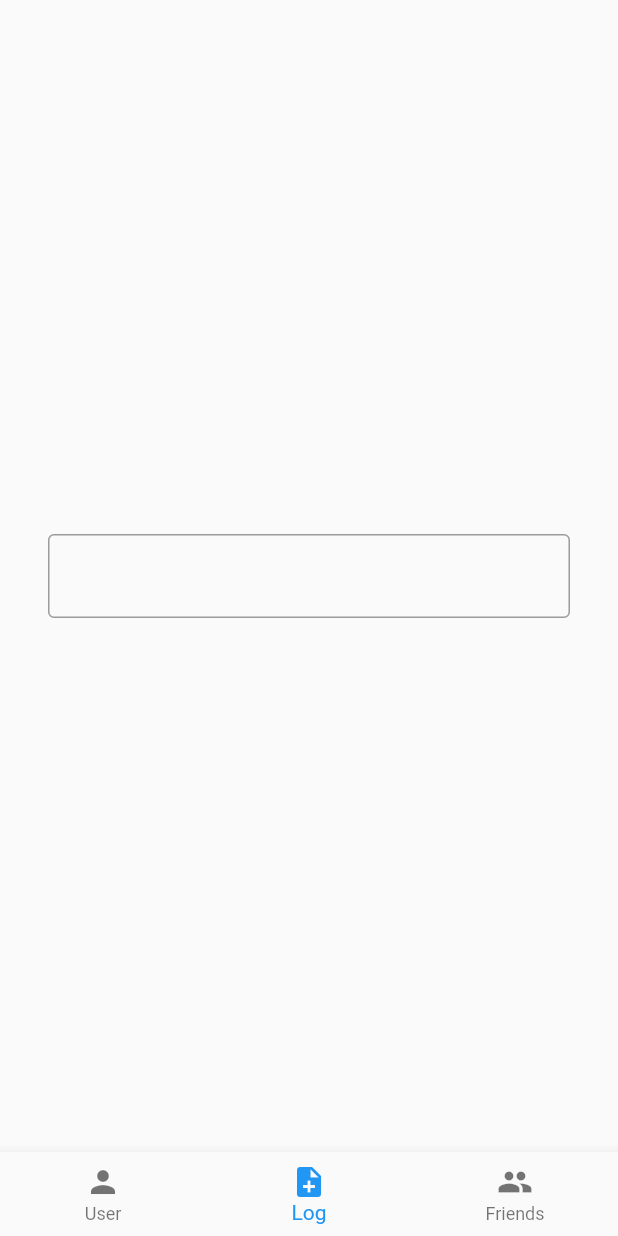
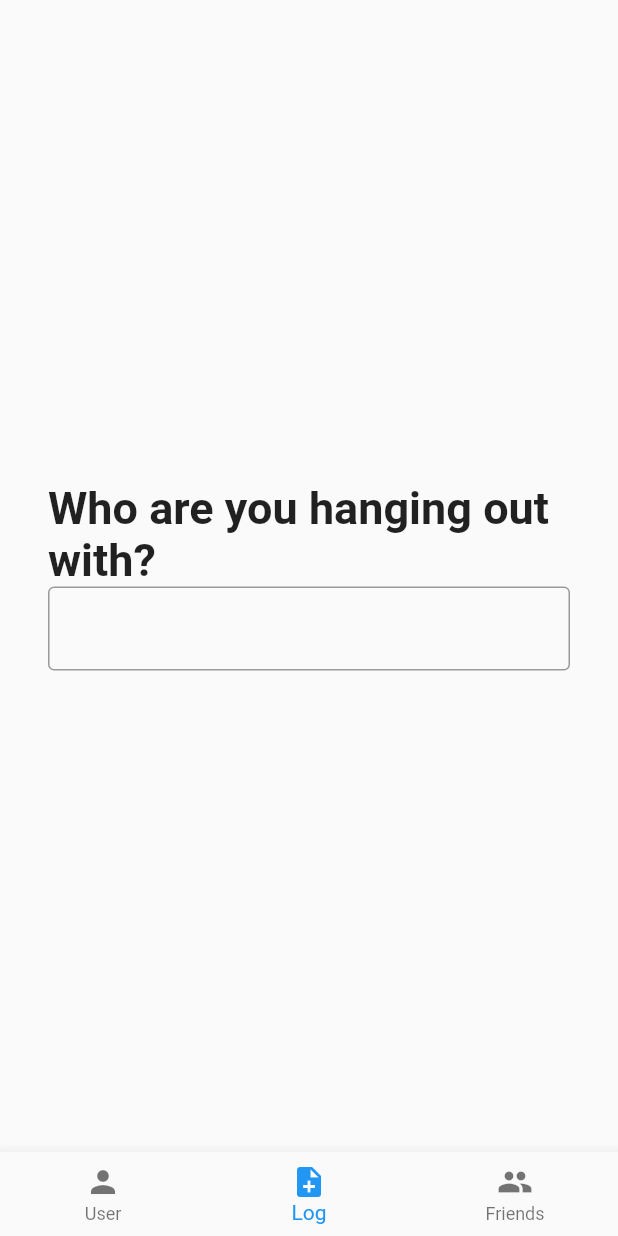
Before and after one commit to katerberg/friend-builder, a Flutter app: the screen it shows after launch, on a phone screen of 412 x 824 dp. Run offline on Flutter 3.47's test engine with Material 2 defaults, Android fonts, the phone set to English and light mode, and no system bars; drawn by our look-alikes of flutter_typeahead; our stand-ins replace contacts_service, permission_handler.

Commit message:
Shows text conditionally

```diff
--- a/lib/pages/logPage.dart
+++ b/lib/pages/logPage.dart
@@ -8,11 +8,7 @@ class LogPage extends StatefulWidget {
 }
 
 class _LogPageState extends State<LogPage> {
-  String _contactSearch;
-
-  Future<void> _handleContactSearch(String searchParam) async {
-    _contactSearch = searchParam;
-  }
+  String _friend;
 
   Future<List<String>> _getSuggestions(String pattern) async {
     ContactPermission contactPermission =
@@ -29,17 +25,19 @@ class _LogPageState extends State<LogPage> {
     }));
   }
 
+  void _setFriend(String friend) {
+    setState(() {
+      _friend = friend;
+    });
+  }
+
   @override
   Widget build(BuildContext context) {
-    return Scaffold(
-      body: Container(
-        padding: const EdgeInsets.all(32),
-        child: Column(
-          mainAxisAlignment: MainAxisAlignment.center,
-          children: [
-            TypeAheadField(
+    List<Widget> itemsToShow = [];
+
+    itemsToShow.add(TypeAheadField(
       textFieldConfiguration: TextFieldConfiguration(
-                  autofocus: true,
+          autofocus: _friend == null,
           autocorrect: false,
           cursorColor: Theme.of(context).cursorColor,
           style: DefaultTextStyle.of(context)
@@ -53,23 +51,35 @@ class _LogPageState extends State<LogPage> {
         return ListTile(
           leading: Icon(Icons.person_add),
           title: Text(suggestion),
-                  // subtitle: Text('\$${suggestion['price']}'),
         );
       },
-              onSuggestionSelected: (suggestion) {},
+      onSuggestionSelected: (friend) {
+        _setFriend(friend);
+      },
+    ));
+
+    if (_friend != null) {
+      itemsToShow.add(new Text(_friend));
+    } else {
+      itemsToShow.insert(
+        0,
+        new Text(
+          'Who are you hanging out with?',
+          style: TextStyle(fontSize: 30, fontWeight: FontWeight.bold),
         ),
-            // TextField(
-            //   autocorrect: false,
-            //   enableSuggestions: false,
-            //   cursorColor: Theme.of(context).cursorColor,
-            //   onChanged: _handleContactSearch,
-            //   decoration: InputDecoration(
-            //     icon: Icon(Icons.person),
-            //     filled: false,
-            //     labelText: 'Friend name',
-            //   ),
-            // ),
-          ],
+      );
+    }
+
+    return Scaffold(
+      body: SafeArea(
+        child: Container(
+          padding: const EdgeInsets.all(32),
+          child: Column(
+            mainAxisAlignment: _friend != null
+                ? MainAxisAlignment.start
+                : MainAxisAlignment.center,
+            children: itemsToShow,
+          ),
         ),
       ),
     );
```
Lines whose indentation alone changed are shown as unchanged.
